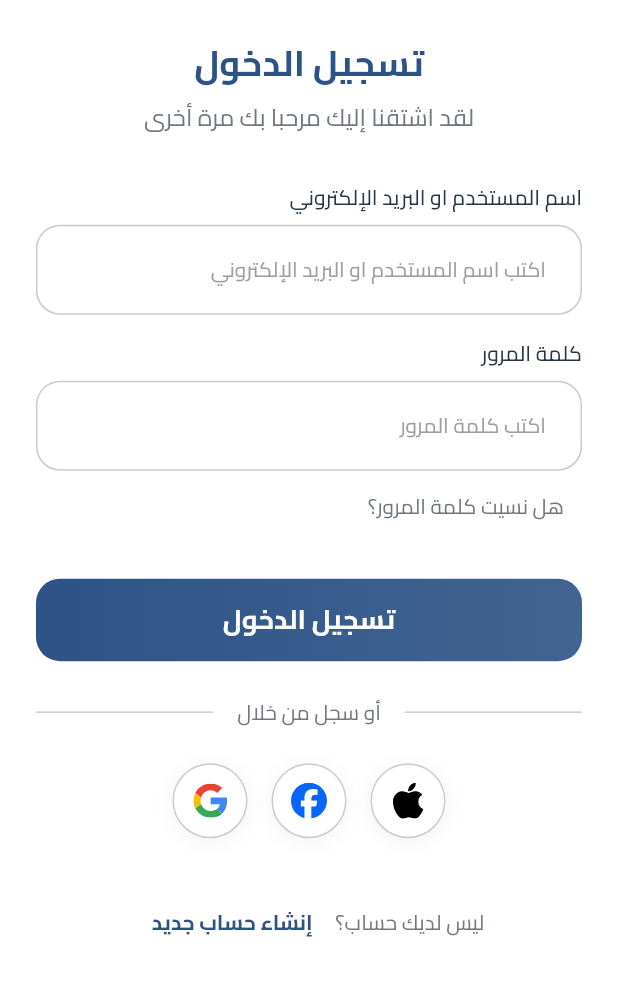
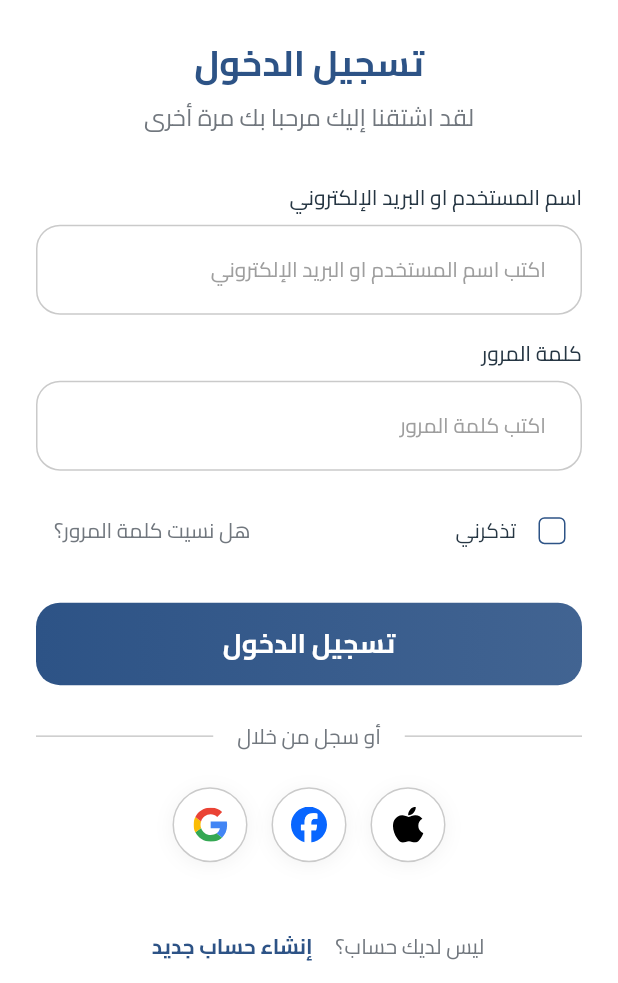
Before and after one commit to AbdulrhmanM0hamed/test, a Flutter app: the OnboardingView screen opened by its route, after a tap on "تخطي", on a phone screen of 412 x 824 dp, the part 253-1236 px from its top. Run offline on Flutter 3.47's test engine with Material 3 defaults, Android fonts, the phone set to English and light mode, and no system bars; our stand-ins replace cached_network_image, connectivity_plus, dio, flutter_animate, flutter_bloc, flutter_spinkit and 4 more; accounts and stored records are empty.

Commit message:
add cycle of local storge

```diff
--- a/lib/core/di/dependency_injection.dart
+++ b/lib/core/di/dependency_injection.dart
@@ -2,6 +2,7 @@ import 'package:get_it/get_it.dart';
 import 'package:shared_preferences/shared_preferences.dart';
 import 'package:test/core/services/network/dio_service.dart';
 import 'package:test/core/services/token_storage_service.dart';
+import 'package:test/core/services/app_state_service.dart';
 import 'package:test/features/auth/data/datasources/auth_remote_data_source.dart';
 import 'package:test/features/auth/data/repositories/auth_repository_impl.dart';
 import 'package:test/features/auth/domain/repositories/auth_repository.dart';
@@ -18,6 +19,7 @@ class DependencyInjection {
   static final GetIt getIt = GetIt.instance;
 
   static TokenStorageService? _tokenStorageService;
+  static AppStateService? _appStateService;
   static DioService? _dioService;
   static AuthRemoteDataSource? _authRemoteDataSource;
   static AuthRepository? _authRepository;
@@ -30,8 +32,9 @@ class DependencyInjection {
   static Future<void> init() async {
     final sharedPreferences = await SharedPreferences.getInstance();
 
-    // Initialize token storage service
+    // Initialize services
     _tokenStorageService = TokenStorageService(sharedPreferences);
+    _appStateService = AppStateService(sharedPreferences);
 
     // Initialize dio service
     _dioService = DioService.instance;
@@ -56,6 +59,7 @@ class DependencyInjection {
 
     // Register with GetIt
     getIt.registerSingleton<TokenStorageService>(_tokenStorageService!);
+    getIt.registerSingleton<AppStateService>(_appStateService!);
     getIt.registerSingleton<DioService>(_dioService!);
     getIt.registerSingleton<AuthRepository>(_authRepository!);
     getIt.registerSingleton<LoginUseCase>(_loginUseCase!);
@@ -69,6 +73,7 @@ class DependencyInjection {
         loginUseCase: getIt<LoginUseCase>(),
         logoutUseCase: getIt<LogoutUseCase>(),
         tokenStorageService: getIt<TokenStorageService>(),
+        appStateService: getIt<AppStateService>(),
       ),
     );
 
@@ -81,7 +86,7 @@ class DependencyInjection {
   }
 
   static AuthCubit createAuthCubit() {
-    if (_loginUseCase == null || _tokenStorageService == null) {
+    if (_loginUseCase == null || _tokenStorageService == null || _appStateService == null) {
       throw Exception(
         'DependencyInjection not initialized. Call DependencyInjection.init() first.',
       );
@@ -90,6 +95,7 @@ class DependencyInjection {
       loginUseCase: _loginUseCase!,
       logoutUseCase: _logoutUseCase!,
       tokenStorageService: _tokenStorageService!,
+      appStateService: _appStateService!,
     );
   }
 
--- a/lib/features/auth/presentation/view/login_view.dart
+++ b/lib/features/auth/presentation/view/login_view.dart
@@ -15,6 +15,7 @@ import 'package:test/features/auth/presentation/cubit/auth_cubit.dart';
 import 'package:test/features/auth/presentation/cubit/auth_state.dart';
 import 'package:test/features/home/presentation/view/bottom_nav_bar.dart';
 import 'package:test/generated/l10n.dart';
+import 'package:test/core/services/app_state_service.dart';
 
 class LoginView extends StatefulWidget {
   static const String routeName = '/login';
@@ -29,6 +30,13 @@ class _LoginViewState extends State<LoginView> {
   final _formKey = GlobalKey<FormState>();
   final TextEditingController _emailController = TextEditingController();
   final TextEditingController _passwordController = TextEditingController();
+  bool _rememberMe = false;
+
+  @override
+  void initState() {
+    super.initState();
+    _loadSavedCredentials();
+  }
 
   @override
   void dispose() {
@@ -37,11 +45,25 @@ class _LoginViewState extends State<LoginView> {
     super.dispose();
   }
 
+  void _loadSavedCredentials() async {
+    final appStateService = DependencyInjection.getIt.get<AppStateService>();
+    final savedCredentials = appStateService.getSavedCredentials();
+
+    if (savedCredentials['email'] != null && savedCredentials['password'] != null) {
+      setState(() {
+        _emailController.text = savedCredentials['email']!;
+        _passwordController.text = savedCredentials['password']!;
+        _rememberMe = appStateService.getRememberMe();
+      });
+    }
+  }
+
   void _login(BuildContext context) {
     if (_formKey.currentState!.validate()) {
       context.read<AuthCubit>().login(
         email: _emailController.text.trim(),
         password: _passwordController.text,
+        rememberMe: _rememberMe,
       );
     }
   }
@@ -154,11 +176,39 @@ class _LoginViewState extends State<LoginView> {
                               ),
                             ],
                           ),
+                          const SizedBox(height: 16),
+
+                          // Remember Me and Forgot Password Row
+                          Row(
+                            mainAxisAlignment: MainAxisAlignment.spaceBetween,
+                            children: [
+                              // Remember Me Checkbox
+                              Row(
+                                children: [
+                                  Checkbox(
+                                    value: _rememberMe,
+                                    onChanged: (value) {
+                                      setState(() {
+                                        _rememberMe = value ?? false;
+                                      });
+                                    },
+                                    activeColor: AppColors.primary,
+                                    materialTapTargetSize: MaterialTapTargetSize.shrinkWrap,
+                                  ),
+                                  const SizedBox(width: 4),
+                                  Text(
+                                    'تذكرني',
+                                    style: getRegularStyle(
+                                      fontFamily: FontConstant.cairo,
+                                      fontSize: FontSize.size14,
+                                      color: AppColors.textPrimary,
+                                    ),
+                                  ),
+                                ],
+                              ),
 
                               // Forgot Password
-                          Align(
-                            alignment: Alignment.centerRight,
-                            child: TextButton(
+                              TextButton(
                                 onPressed: () {
                                   Navigator.pushNamed(
                                     context,
@@ -174,6 +224,7 @@ class _LoginViewState extends State<LoginView> {
                                   ),
                                 ),
                               ),
+                            ],
                           ),
 
                           const SizedBox(height: 24),
--- a/lib/features/onboarding/presentation/view/onboarding_view.dart
+++ b/lib/features/onboarding/presentation/view/onboarding_view.dart
@@ -9,6 +9,8 @@ import '../widgets/dots_indicator.dart';
 import '../widgets/next_button.dart';
 import '../../../../generated/l10n.dart';
 import '../../../../features/auth/presentation/view/login_view.dart';
+import '../../../../core/di/dependency_injection.dart';
+import '../../../../core/services/app_state_service.dart';
 
 class OnboardingView extends StatefulWidget {
   static const String routeName = '/onboarding';
@@ -70,11 +72,17 @@ class _OnboardingViewState extends State<OnboardingView> {
         curve: Curves.easeInOut,
       );
     } else {
-      Navigator.pushReplacementNamed(context, LoginView.routeName);
+      _completeOnboarding();
     }
   }
 
   void _skipOnboarding() {
+    _completeOnboarding();
+  }
+
+  void _completeOnboarding() async {
+    final appStateService = DependencyInjection.getIt.get<AppStateService>();
+    await appStateService.setOnboardingCompleted(true);
     Navigator.pushReplacementNamed(context, LoginView.routeName);
   }
 
```
Also changed, not shown: lib/core/services/app_state_service.dart (added, +121 -0 lines), lib/features/auth/presentation/cubit/auth_cubit.dart (+18 -1 lines), lib/features/home/presentation/view/bottom_nav_bar.dart (+23 -7 lines), lib/features/home/presentation/widgets/login_prompt_widget.dart (added, +103 -0 lines), lib/main.dart (+6 -1 lines). Lines whose indentation alone changed are shown as unchanged.
